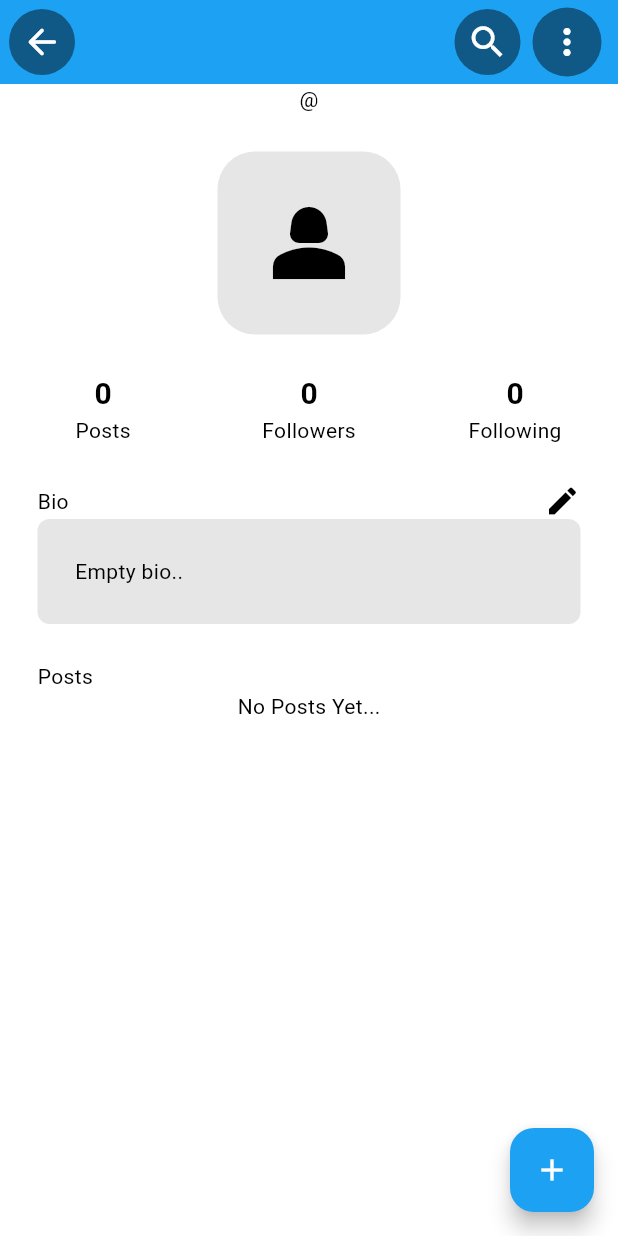
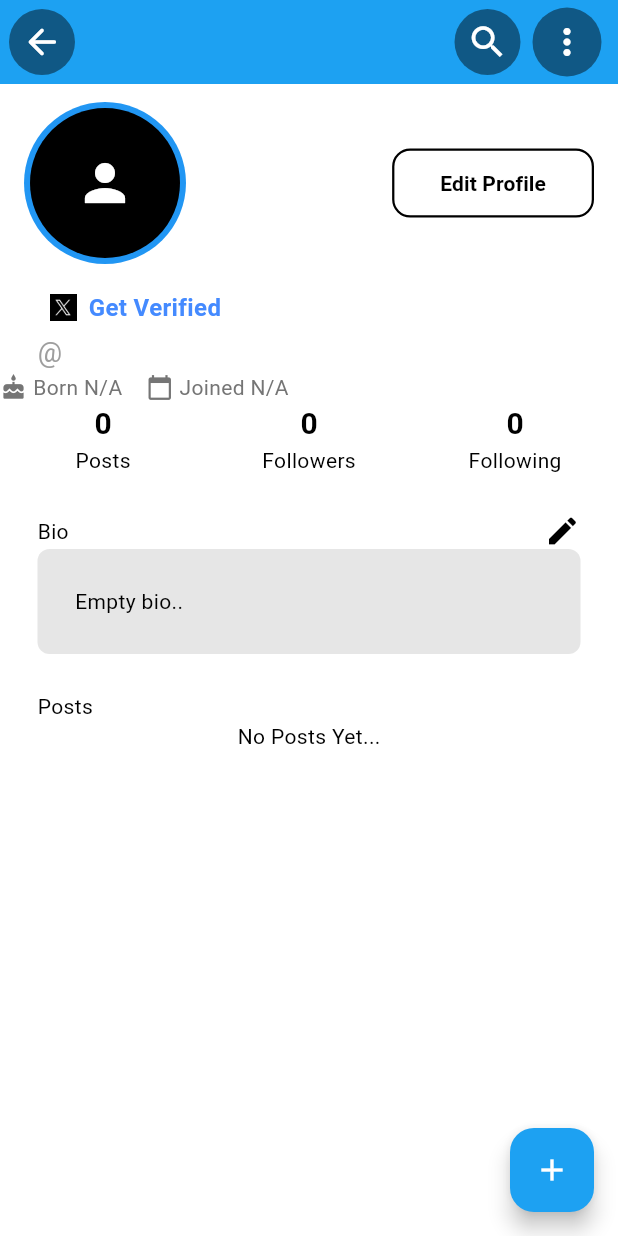
Before and after one commit to Kaushalvadi7/twitter_clone, a Flutter app: the screen it shows once a user with an empty profile is signed in, in the side drawer, after a tap on "P R O F I L E", on a phone screen of 412 x 824 dp. Run offline on Flutter 3.47's test engine with Material 3 defaults, Android fonts, the phone set to English and light mode, and no system bars; our stand-ins replace cloud_firestore, firebase_auth, firebase_core, image_picker, lottie; accounts and stored records are empty.

Commit message:
feat(ui): design and enhance edit profile UI for better user experience
- Implemented user-friendly UI for edit profile page
- Improved layout and styling for profile image, name, username, birthdate, and bio fields
- Ensured responsive design and better input validation
- Built on previous functionality for editing user data via provider and database service

```diff
--- a/lib/pages/profile_page.dart
+++ b/lib/pages/profile_page.dart
@@ -1,4 +1,3 @@
-
 import 'package:flutter/material.dart';
 import 'package:provider/provider.dart';
 import 'package:twitter_clone/components/my_bio_box.dart';
@@ -13,6 +12,7 @@ import 'package:twitter_clone/pages/post_message_page.dart';
 import 'package:twitter_clone/pages/search_page.dart';
 import 'package:twitter_clone/services/auth/auth_service.dart';
 import 'package:twitter_clone/services/database/database_provider.dart';
+import 'edit_profile_page.dart';
 
 class ProfilePage extends StatefulWidget {
   //user id
@@ -151,13 +151,7 @@ class _ProfilePageState extends State<ProfilePage> {
 
   //show post message page
   void _openPostMessageBox() {
-    showDialog(
-        context: context,
-        builder:
-            (context) => PostMessagePage()
-
-
-    );
+    showDialog(context: context, builder: (context) => PostMessagePage());
   }
 
   //build ui
@@ -192,7 +186,7 @@ class _ProfilePageState extends State<ProfilePage> {
             ),
           ),
           onPressed: () => goHomePage(context),
-          icon: const Icon(Icons.arrow_back_rounded,size: 28),
+          icon: const Icon(Icons.arrow_back_rounded, size: 28),
         ),
 
         //search button
@@ -208,10 +202,11 @@ class _ProfilePageState extends State<ProfilePage> {
             ),
             onPressed: () {
               Navigator.push(
-              context,
-              MaterialPageRoute(builder: (context) => SearchPage()),
-            );},
-            icon: const Icon(Icons.search,size: 28),
+                context,
+                MaterialPageRoute(builder: (context) => SearchPage()),
+              );
+            },
+            icon: const Icon(Icons.search, size: 28),
           ),
           const SizedBox(width: 5),
           IconButton(
@@ -224,60 +219,157 @@ class _ProfilePageState extends State<ProfilePage> {
               ),
             ),
             onPressed: () {},
-            icon: const Icon(Icons.more_vert,size: 28),
+            icon: const Icon(Icons.more_vert, size: 28),
           ),
-          // ElevatedButton(
-          //   style: ElevatedButton.styleFrom(
-          //     backgroundColor: Colors.black54,  // medium black background
-          //     foregroundColor: Colors.white,    // white text/icon
-          //     padding: const EdgeInsets.symmetric(horizontal: 24, vertical: 12),
-          //     shape: RoundedRectangleBorder(
-          //       borderRadius: BorderRadius.circular(12),
-          //     ),
-          //   ),
-          //   onPressed: () {
-          //     // your action
-          //   },
-          //   child: const Text(
-          //     'Edit Profile',
-          //     style: TextStyle(fontWeight: FontWeight.bold),
-          //   ),
-          // ),
-          const SizedBox(width: 10)
+
+          const SizedBox(width: 10),
         ],
-
       ),
 
       //body
       body: ListView(
         children: [
-          //username handle
-          Center(
-            child: Text(
-              _isLoading ? '' : '@${user!.username}',
-              style: TextStyle(color: Theme.of(context).colorScheme.primary),
+          //profile picture
+          Padding(
+            padding: const EdgeInsets.symmetric(
+              horizontal: 16.0,
+              vertical: 12.0,
+            ),
+            child: Row(
+              mainAxisAlignment: MainAxisAlignment.spaceBetween,
+              crossAxisAlignment: CrossAxisAlignment.center,
+              children: [
+                Container(
+                  padding: const EdgeInsets.all(4),
+                  decoration: const BoxDecoration(
+                    color: Colors.blue, // Border color
+                    shape: BoxShape.circle,
+                  ),
+                  child: CircleAvatar(
+                    radius: 50,
+                    backgroundImage:
+                        user != null &&
+                                user!.profileImageUrl != null &&
+                                user!.profileImageUrl!.isNotEmpty
+                            ? NetworkImage(user!.profileImageUrl!)
+                            : null,
+                    child:
+                        user == null ||
+                                user!.profileImageUrl == null ||
+                                user!.profileImageUrl!.isEmpty
+                            ? const Icon(Icons.person, size: 40)
+                            : null,
+                  ),
+                ),
+
+                // Edit Button
+                if (user != null && user!.uid == currentUserId)
+                  ElevatedButton(
+                    style: ElevatedButton.styleFrom(
+                      backgroundColor: Colors.transparent,
+                      foregroundColor:
+                          Theme.of(context).colorScheme.inversePrimary,
+                      padding: const EdgeInsets.symmetric(
+                        horizontal: 32,
+                        vertical: 13,
+                      ),
+                      elevation: 0, // Removes shadow for cleaner look
+                      shape: RoundedRectangleBorder(
+                        borderRadius: BorderRadius.circular(12),
+                        side: BorderSide(
+                          color:
+                              Theme.of(
+                                context,
+                              ).colorScheme.inversePrimary, // Border color
+                          width: 1.5, // Border thickness
+                        ),
+                      ),
+                    ),
+                    onPressed: () async {
+                      await Navigator.push(
+                        context,
+                        MaterialPageRoute(
+                          builder: (context) => EditProfilePage(user: user!),
+                        ),
+                      );
+                      // Refresh user data after coming back from EditProfilePage
+                      await loadUser();
+                      setState(() {}); // Optional: force rebuild if needed
+                    },
+                    child: const Text(
+                      'Edit Profile',
+                      style: TextStyle(
+                        fontWeight: FontWeight.bold,
+                        fontSize: 14,
+                      ),
+                    ),
+                  ),
+              ],
             ),
           ),
 
-          const SizedBox(height: 25),
-
-          //profile picture
-          Center(
-            child: Container(
-              decoration: BoxDecoration(
-                color: Theme.of(context).colorScheme.secondary,
-                borderRadius: BorderRadius.circular(25),
+          // name and verification
+          Column(
+            crossAxisAlignment: CrossAxisAlignment.start,
+            children: [
+              Row(
+                children: [
+                  const SizedBox(width: 25),
+                  Text(
+                    _isLoading ? '' : user!.name,
+                    style: TextStyle(
+                      fontSize: 24,
+                      fontWeight: FontWeight.bold,
+                      color: Theme.of(context).colorScheme.inversePrimary,
+                    ),
+                  ),
+                  const SizedBox(width: 8),
+                  Image.asset(
+                    'assets/images/twitter_logo.jpg', // Use your verified badge icon path
+                    height: 18,
+                    width: 18,
+                  ),
+                  const SizedBox(width: 8),
+                  Text(
+                    "Get Verified",
+                    style: TextStyle(
+                      color: Colors.blueAccent,
+                      fontSize: 16,
+                      fontWeight: FontWeight.bold,
+                    ),
+                  ),
+                ],
               ),
-              padding: EdgeInsets.all(25),
-              child: Icon(
-                Icons.person_2,
-                size: 72,
-                color: Theme.of(context).colorScheme.primary,
+              Row(
+                children: [
+                  const SizedBox(width: 25),
+                  //username handle
+                  Text(
+                    _isLoading ? '' : '@${user!.username}',
+                    style: const TextStyle(fontSize: 18, color: Colors.grey),
+                  ),
+                ],
               ),
-            ),
+            ],
           ),
 
-          const SizedBox(height: 25),
+          Row(
+            children: [
+              Icon(Icons.cake, size: 18, color: Colors.grey[600]),
+              SizedBox(width: 4),
+              Text(
+                'Born ${user?.birthDate?.isNotEmpty == true ? user?.birthDate! : 'N/A'}',
+                style: TextStyle(fontSize: 14, color: Colors.grey[600]),
+              ),
+              SizedBox(width: 16),
+              Icon(Icons.calendar_today, size: 18, color: Colors.grey[600]),
+              SizedBox(width: 4),
+              Text(
+                'Joined ${user?.joinedDate?.isNotEmpty == true ? user?.joinedDate! : 'N/A'}',
+                style: TextStyle(fontSize: 14, color: Colors.grey[600]),
+              ),
+            ],
+          ),
 
           //profile stats -> number of posts / follower /following
           MyProfileStats(
```
